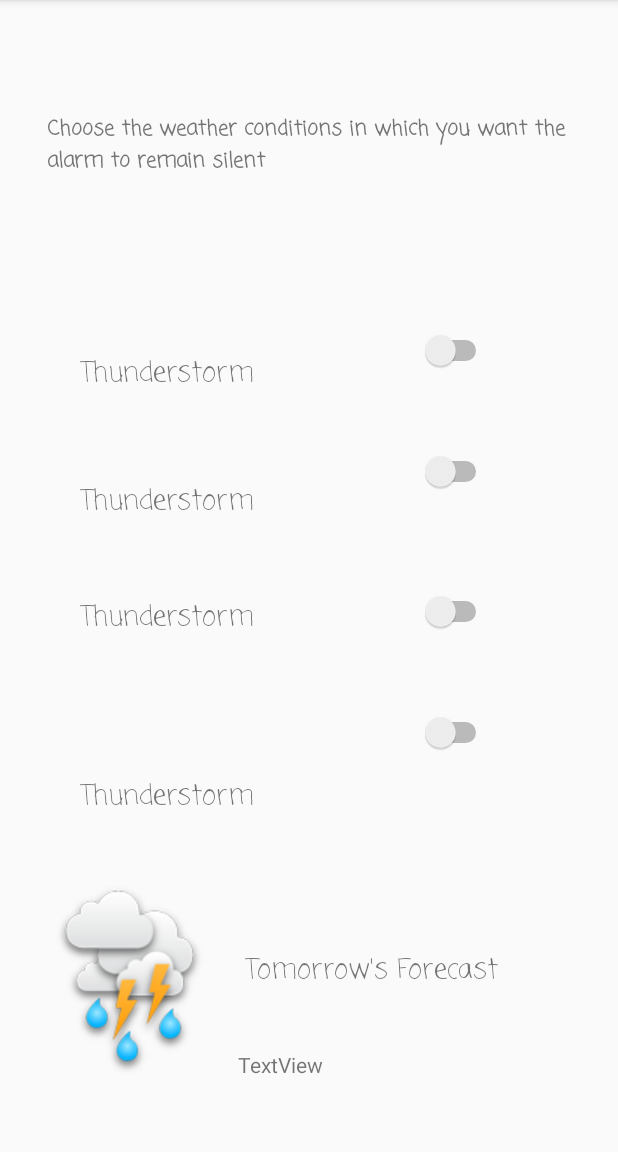
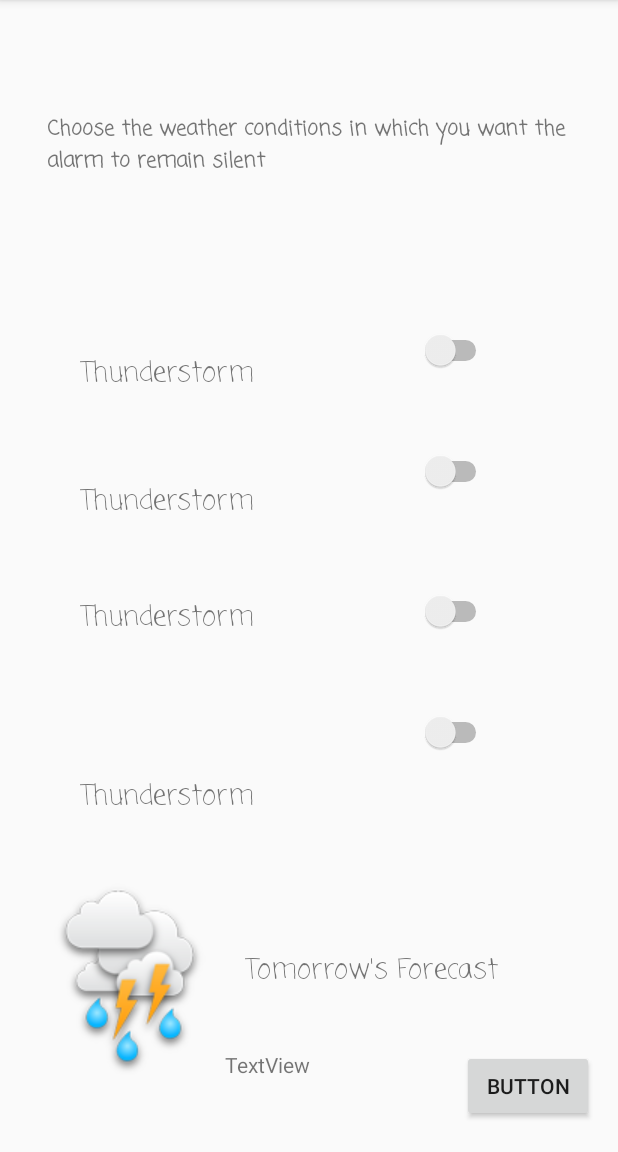
Before and after one commit to AV3110/Prototype_1, an Android app: the screen it shows after launch (WeatherSwitches), after a tap on "SWITCH WEATHER CONDITIONS", on a phone screen of 412 x 824 dp, the part 84-1236 px from its top. Run offline under Robolectric (Android 15) with nearby library versions, the phone set to English and light mode, and no system bars; libraries missing offline, so code that uses them is left out: com.loopj.android, cz.msebera.android.

```diff
--- a/app/src/main/java/com/lightsabers/prototype_1/MainActivity.java
+++ b/app/src/main/java/com/lightsabers/prototype_1/MainActivity.java
@@ -20,6 +20,7 @@ import android.widget.TimePicker;
 public class MainActivity extends AppCompatActivity {
 
     private static final String TAG = "MainActivity";
+    TimePicker timePicker;
 
     @Override
     protected void onCreate(Bundle savedInstanceState) {
@@ -30,11 +31,9 @@ public class MainActivity extends AppCompatActivity {
         Toolbar toolbar = findViewById(R.id.toolbar);
         setSupportActionBar(toolbar);
 
-        TimePicker timePicker = findViewById(R.id.timePicker);
-        int hour = timePicker.getHour();
-        int minute = timePicker.getMinute();
-        Log.d(TAG, "onCreate: TimePicker hour:" + hour);
-        Log.d(TAG, "onCreate: TimePicker min:" + minute);
+        timePicker = findViewById(R.id.timePicker);
+
+
 
         Button addAlarmBtn = findViewById(R.id.addAlarmBtn);
         addAlarmBtn.setOnClickListener(new View.OnClickListener() {
@@ -57,8 +56,14 @@ public class MainActivity extends AppCompatActivity {
         fab.setOnClickListener(new View.OnClickListener() {
             @Override
             public void onClick(View view) {
-                Snackbar.make(view, "Replace with your own action", Snackbar.LENGTH_LONG)
-                        .setAction("Action", null).show();
+
+                int hour = timePicker.getHour();
+                int minute = timePicker.getMinute();
+                Log.d(TAG, "onCreate: TimePicker hour:" + hour);
+                Log.d(TAG, "onCreate: TimePicker min:" + minute);
+
+//                Snackbar.make(view, "Replace with your own action", Snackbar.LENGTH_LONG)
+//                        .setAction("Action", null).show();
             }
         });
 
--- a/app/src/main/java/com/lightsabers/prototype_1/WeatherSwitches.java
+++ b/app/src/main/java/com/lightsabers/prototype_1/WeatherSwitches.java
@@ -6,12 +6,15 @@ import androidx.core.app.ActivityCompat;
 
 import android.Manifest;
 import android.content.Context;
+import android.content.Intent;
 import android.content.pm.PackageManager;
 import android.location.Location;
 import android.location.LocationListener;
 import android.location.LocationManager;
 import android.os.Bundle;
 import android.util.Log;
+import android.view.View;
+import android.widget.Button;
 import android.widget.ImageView;
 import android.widget.TextView;
 import android.widget.Toast;
@@ -40,6 +43,7 @@ public class WeatherSwitches extends AppCompatActivity {
     TextView weatherTextView;
     TextView descriptionTv;
     ImageView weatherImage;
+    Button goToMapBtn;
 
     @Override
     protected void onCreate(Bundle savedInstanceState) {
@@ -49,6 +53,16 @@ public class WeatherSwitches extends AppCompatActivity {
         weatherTextView = findViewById(R.id.weatherTextView);
         weatherImage = findViewById(R.id.weatherImage);
         descriptionTv = findViewById(R.id.descriptionTv);
+        goToMapBtn = findViewById(R.id.goToMapBtn);
+
+        goToMapBtn.setOnClickListener(new View.OnClickListener() {
+            @Override
+            public void onClick(View view) {
+                Intent intent = new Intent(WeatherSwitches.this, MapsActivity.class);
+                startActivity(intent);
+            }
+        });
+
         getLocation();
 
     }
--- a/app/src/main/res/layout/activity_weather_switches.xml
+++ b/app/src/main/res/layout/activity_weather_switches.xml
@@ -6,19 +6,31 @@
     android:layout_height="match_parent"
     tools:context=".WeatherSwitches">
 
+    <Button
+        android:id="@+id/goToMapBtn"
+        android:layout_width="wrap_content"
+        android:layout_height="wrap_content"
+        android:layout_marginEnd="16dp"
+        android:layout_marginBottom="20dp"
+        android:text="Button"
+        app:layout_constraintBottom_toBottomOf="parent"
+        app:layout_constraintEnd_toEndOf="parent"
+        app:layout_constraintStart_toEndOf="@+id/descriptionTv"
+        app:layout_constraintTop_toBottomOf="@+id/textView7" />
+
     <TextView
         android:id="@+id/textView7"
         android:layout_width="0dp"
-        android:layout_height="75dp"
+        android:layout_height="0dp"
         android:layout_marginStart="31dp"
         android:layout_marginTop="75dp"
         android:layout_marginEnd="31dp"
-        android:layout_marginBottom="70dp"
+        android:layout_marginBottom="513dp"
         android:text="@string/choose_conditions"
         android:textSize="14sp"
         android:textStyle="bold"
         app:fontFamily="casual"
-        app:layout_constraintBottom_toTopOf="@+id/switch6"
+        app:layout_constraintBottom_toTopOf="@+id/goToMapBtn"
         app:layout_constraintEnd_toEndOf="parent"
         app:layout_constraintStart_toStartOf="parent"
         app:layout_constraintTop_toTopOf="parent" />
@@ -134,13 +146,15 @@
 
     <TextView
         android:id="@+id/descriptionTv"
-        android:layout_width="149dp"
+        android:layout_width="0dp"
         android:layout_height="68dp"
-        android:layout_marginEnd="96dp"
 
+        android:layout_marginStart="150dp"
+        android:layout_marginEnd="8dp"
         android:text="TextView"
         app:layout_constraintBottom_toBottomOf="parent"
-        app:layout_constraintEnd_toEndOf="parent"
-        app:layout_constraintStart_toEndOf="@+id/weatherImage" />
+        app:layout_constraintEnd_toStartOf="@+id/goToMapBtn"
+        app:layout_constraintStart_toEndOf="@+id/weatherImage"
+        app:layout_constraintStart_toStartOf="parent" />
 
 </androidx.constraintlayout.widget.ConstraintLayout>
```
